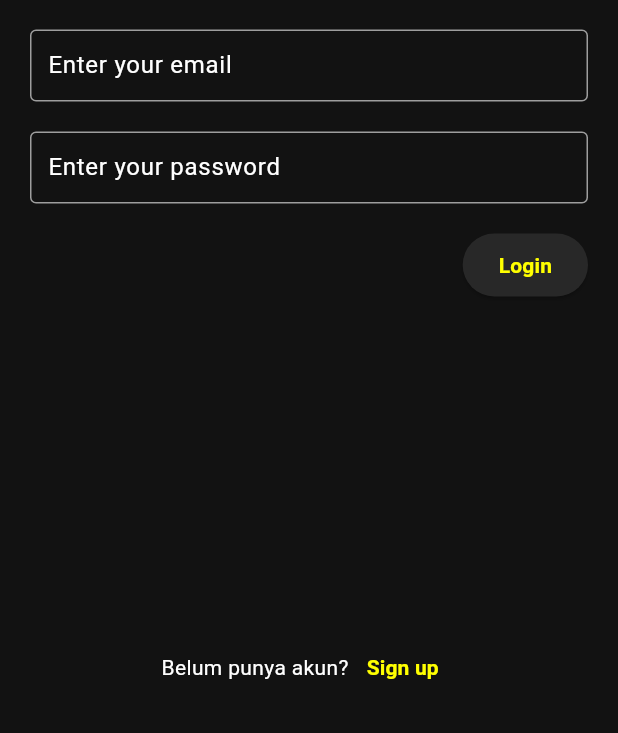
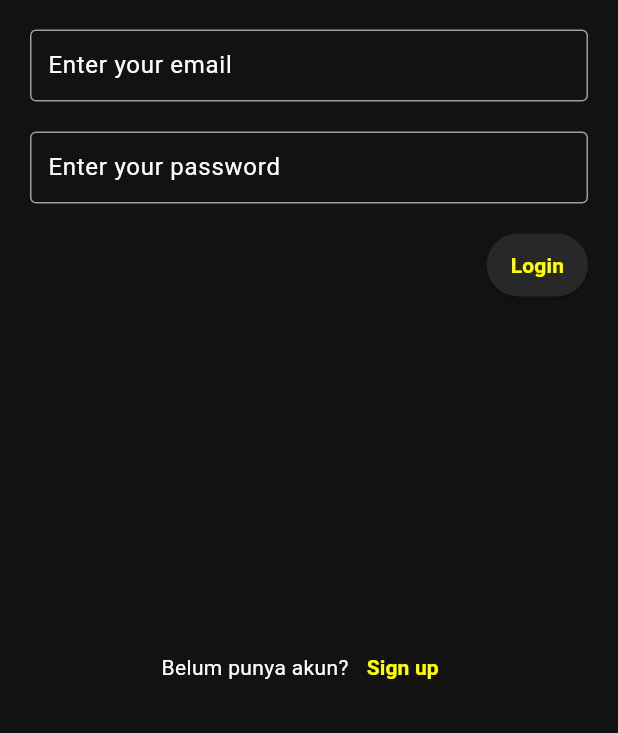
Before and after one commit to mfaizasysyauqi/Soundify-SQLite-CleanArchitecture, a Flutter app: the screen it shows after launch, on a phone screen of 412 x 824 dp, the part 503-1236 px from its top. Run offline on Flutter 3.47's test engine with Material 3 defaults, Android fonts, the phone set to English and light mode, and no system bars; missing offline and left inert: window_manager; statements that could not run were skipped.

Commit message:
feat(common): add CustomButton and HoverFormField with hover and loading states

```diff
--- a/lib/presentation/widgets/common/custom_button.dart
+++ b/lib/presentation/widgets/common/custom_button.dart
@@ -1,6 +1,7 @@
 // lib/presentation/widgets/common/custom_button.dart
 import 'package:flutter/material.dart';
 import 'package:soundify/core/styles/colors.dart';
+import 'package:soundify/core/styles/text_styles.dart';
 
 class CustomButton extends StatelessWidget {
   final String text;
@@ -8,6 +9,12 @@ class CustomButton extends StatelessWidget {
   final bool isHovered;
   final Function(bool) onHover;
   final bool isLoading;
+  final double? width; // Tambah width optional
+  final double height; // Buat height configurable
+  final BorderRadius? borderRadius; // Custom border radius
+  final Color? customColor; // Custom color option
+  final Color? customHoverColor; // Custom hover color
+  final TextStyle? textStyle; // Custom text style
 
   const CustomButton({
     super.key,
@@ -16,6 +23,12 @@ class CustomButton extends StatelessWidget {
     required this.isHovered,
     required this.onHover,
     this.isLoading = false,
+    this.width,
+    this.height = 42,
+    this.borderRadius,
+    this.customColor,
+    this.customHoverColor,
+    this.textStyle,
   });
 
   @override
@@ -24,20 +37,36 @@ class CustomButton extends StatelessWidget {
       onEnter: (_) => onHover(true),
       onExit: (_) => onHover(false),
       child: SizedBox(
-        height: 42,
+        width: width,
+        height: height,
         child: ElevatedButton(
           onPressed: isLoading ? null : onPressed,
           style: ElevatedButton.styleFrom(
-            backgroundColor: isHovered ? secondaryColor : tertiaryColor,
+            backgroundColor: isHovered
+                ? (customHoverColor ?? secondaryColor)
+                : (customColor ?? tertiaryColor),
+            shape: RoundedRectangleBorder(
+              borderRadius: borderRadius ?? BorderRadius.circular(height / 2),
+            ),
+            elevation: isHovered ? 2 : 1,
+            padding: const EdgeInsets.symmetric(horizontal: 16),
           ),
           child: isLoading
-              ? const CircularProgressIndicator()
+              ? const SizedBox(
+                  height: 20,
+                  width: 20,
+                  child: CircularProgressIndicator(
+                    strokeWidth: 2,
+                    valueColor: AlwaysStoppedAnimation<Color>(primaryTextColor),
+                  ),
+                )
               : Text(
                   text,
-                  style: TextStyle(
-                    color: isHovered ? tertiaryColor : secondaryColor,
-                    fontWeight: FontWeight.bold,
-                  ),
+                  style: textStyle ??
+                      TextStyle(
+                        color: isHovered ? tertiaryColor : secondaryColor,
+                        fontWeight: FontWeight.bold,
+                      ),
                 ),
         ),
       ),
```
Also changed, not shown: lib/presentation/widgets/common/hover_form_field.dart (added, +53 -0 lines).
